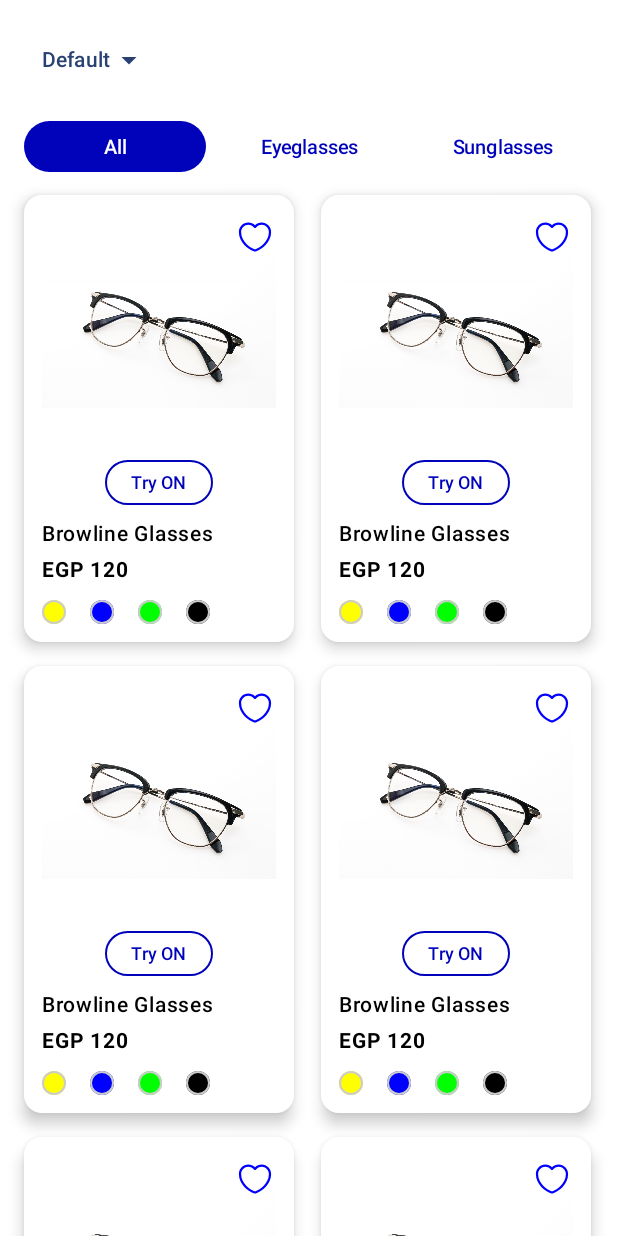
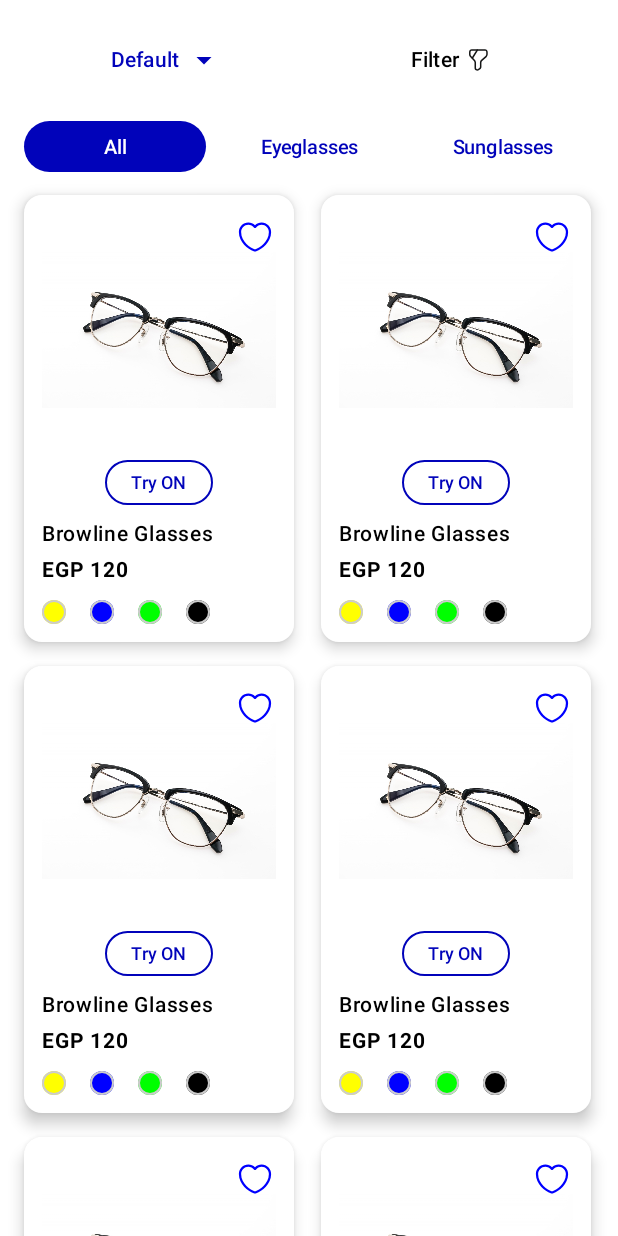
Before and after one commit to manarkhaledx/FaceFit, an Android app built with Jetpack Compose: the AllProductsActivity screen opened directly, with no data from a screen before it, on a phone screen of 412 x 824 dp. Run offline under Robolectric (Android 15) with nearby library versions, the phone set to English and light mode, and no system bars.

Commit message:
login page navigates to  HomePage successfully , allproduct design finished

```diff
--- a/app/src/main/java/com/example/facefit/AllProductsActivity.kt
+++ b/app/src/main/java/com/example/facefit/AllProductsActivity.kt
@@ -1,5 +1,6 @@
 package com.example.facefit
 
+import android.graphics.Picture
 import android.os.Bundle
 import androidx.activity.ComponentActivity
 import androidx.activity.compose.setContent
@@ -74,25 +75,7 @@ fun AllProfucts() {
             .fillMaxSize()
             .background(Color.White)
     ) {
-        // Top Bar
-        Row(
-            modifier = Modifier
-                .fillMaxWidth()
-                .padding(16.dp),
-            horizontalArrangement = Arrangement.SpaceBetween,
-            verticalAlignment = Alignment.CenterVertically
-        ) {
-            TextButton(
-                onClick = { /* Handle default click */ }
-            ) {
-                Text("Default")
-                Icon(Icons.Default.ArrowDropDown, "dropdown")
-            }
-
-            IconButton(onClick = { /* Handle filter click */ }) {
-
-            }
-        }
+TopBar()
 
         // Filter Tabs
         FilterTabs()
@@ -107,6 +90,41 @@ fun AllProfucts() {
             items(6) { // Repeat 6 times for the example
                 GlassesItem()
             }
+        }
+    }
+}
+@Composable
+fun TopBar() {
+    Row(
+        modifier = Modifier
+            .fillMaxWidth()
+            .padding(16.dp),
+        horizontalArrangement = Arrangement.SpaceBetween,
+        verticalAlignment = Alignment.CenterVertically
+    ) {
+        val buttonModifier = Modifier
+            .weight(1f)
+            .fillMaxWidth()
+
+        TextButton(
+            onClick = { /* Handle default click */ },
+            modifier = buttonModifier
+        ) {
+            Text("Default",color = Blue1)
+            Spacer(modifier = Modifier.width(4.dp))
+            Icon(Icons.Default.ArrowDropDown, "dropdown", tint = Blue1)
+        }
+
+        TextButton(
+            onClick = { /* Handle default click */ },
+            modifier = buttonModifier
+        ) {
+            Text("Filter", color = Color.Black)
+            Spacer(modifier = Modifier.width(4.dp))
+            Image(
+                painter = painterResource(id = R.drawable.filter),
+                contentDescription = "Filter Icon"
+            )
         }
     }
 }
--- a/app/src/main/java/com/example/facefit/SignUpPageActivity.kt
+++ b/app/src/main/java/com/example/facefit/SignUpPageActivity.kt
@@ -165,7 +165,7 @@ fun SignUpScreen(
 
         Spacer(modifier = Modifier.height(32.dp))
 
-        SignButton("Sign Up")
+        SignButton("Sign Up" , onSignInClick={})
     }
 }
 
--- a/app/src/main/java/com/example/facefit/ui/theme/Color.kt
+++ b/app/src/main/java/com/example/facefit/ui/theme/Color.kt
@@ -12,3 +12,4 @@ val Pink40 = Color(0xFF7D5260)
 val Black = Color(0xFF000000)
 val White = Color(0xFFFFFFFF)
 val Blue1 = Color(0xFF0103BA)
+val lightBackground = Color(0xFFF2F2F2)
--- a/app/src/main/java/com/example/facefit/ui/theme/Theme.kt
+++ b/app/src/main/java/com/example/facefit/ui/theme/Theme.kt
@@ -20,7 +20,8 @@ private val DarkColorScheme = darkColorScheme(
 private val LightColorScheme = lightColorScheme(
     primary = Purple40,
     secondary = PurpleGrey40,
-    tertiary = Pink40
+    tertiary = Pink40,
+    background = lightBackground
 
     /* Other default colors to override
     background = Color(0xFFFFFBFE),
```
Also changed, not shown: app/src/main/java/com/example/facefit/LoginPageActivity.kt (+38 -8 lines).
